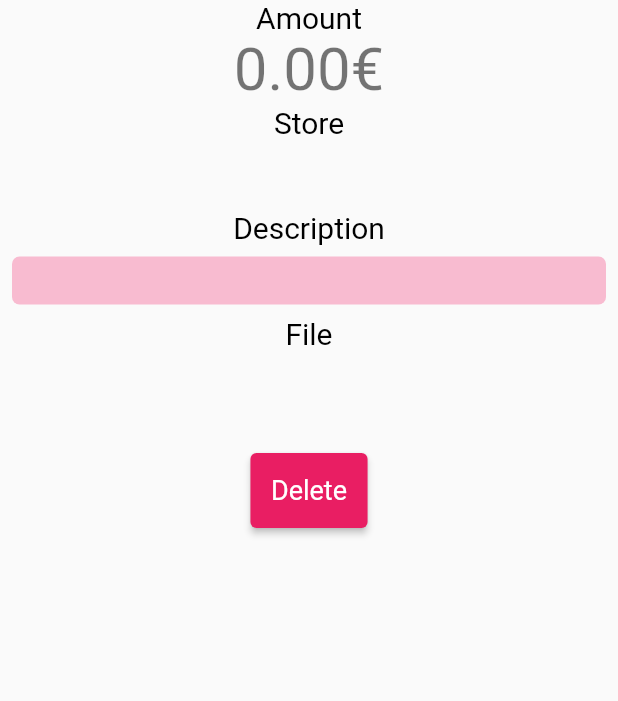
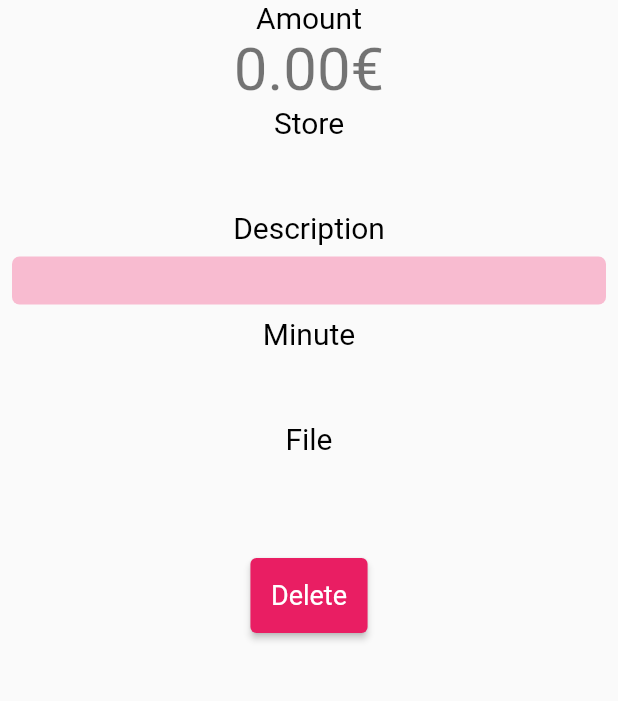
Before and after one commit to lepplaju/easymoney, a Flutter app: the ReceiptRoute screen opened directly with empty values, on a phone screen of 412 x 824 dp, the part 189-890 px from its top. Run offline on Flutter 3.47's test engine with Material 2 defaults, Android fonts, the phone set to English and light mode, and no system bars; our stand-ins replace after_layout, image_picker, package_info_plus, pdf, share_plus, sqflite; missing offline and left inert: pdf_render; accounts and stored records are empty; generated files the repository leaves out were written again.

Commit message:
Added minutes

```diff
--- a/assets/localization_source/universal.txt
+++ b/assets/localization_source/universal.txt
@@ -96,3 +96,12 @@ text_fi: "Tiedosto"
 description: "File text"
 type: "text"
 placeholders: "{}"
+
+// Minute
+
+name: "minute"
+text_en: "Minute"
+text_fi: "Pöytäkirja"
+description: "Minute text"
+type: "text"
+placeholders: "{}"
--- a/lib/features/invoices/application/provider_invoices.dart
+++ b/lib/features/invoices/application/provider_invoices.dart
@@ -56,7 +56,7 @@ class ProviderInvoices with ChangeNotifier {
     final date = DateTime.now();
     final dateOnly = '${date.day}.${date.month}.${date.year}';
     final receiptWidgets = <pw.Widget>[];
-
+    // TODO Add receipt minutes to invoice pdf
     int endSum = 0;
     for (var receiptMap in receiptAndFileList) {
       final Receipt receipt = receiptMap['receipt'];
@@ -72,10 +72,12 @@ class ProviderInvoices with ChangeNotifier {
                 mainAxisSize: pw.MainAxisSize.min,
                 crossAxisAlignment: pw.CrossAxisAlignment.start,
                 children: [
+                  // Receipt title
                   pw.Text(
                     '${receipt.dateOnly}, ${receipt.store}',
                     style: regularStyle,
                   ),
+                  // Receipt description
                   pw.SizedBox(
                     width: 400,
                     child: pw.Text(
@@ -83,6 +85,10 @@ class ProviderInvoices with ChangeNotifier {
                       softWrap: true,
                       style: thinStyle,
                     ),
+                  ),
+                  pw.Text(
+                    'Pöytäkirja: ${receipt.minute}',
+                    style: boldStyle.copyWith(fontSize: 10),
                   ),
                 ],
               ),
--- a/lib/features/receipts/application/provider_receipts.dart
+++ b/lib/features/receipts/application/provider_receipts.dart
@@ -30,13 +30,14 @@ class ProviderReceipts with ChangeNotifier {
   /// Adds a new Receipt
   ///
   /// Takes the [date] of the receipt, [store], optional [description],
-  /// [amount], a receipt [file] and a [profileId] for which the receipt
-  /// belongs to.
+  /// [amount], [minute] where the transaction was approved, a receipt [file]
+  /// and a [profileId] for which the receipt belongs to.
   Future<Receipt> addReceipt({
     required DateTime date,
     required String store,
     String description = '',
     required double amount,
+    required String minute,
     required XFile file,
     required int profileId,
   }) async {
@@ -52,6 +53,7 @@ class ProviderReceipts with ChangeNotifier {
       amount: (amount * 100).round(),
       store: store,
       description: description,
+      minute: minute,
       fileName: fileName,
       profileId: profileId,
     );
--- a/lib/features/receipts/domain/receipt.dart
+++ b/lib/features/receipts/domain/receipt.dart
@@ -9,12 +9,14 @@ class Receipt {
   String description;
   String fileName;
   int profileId;
+  String minute;
 
   /// Creates Receipt
   ///
   /// Takes unique [id], [date] of the receipt, [amount] of the receipt,
   /// [store] from which the receipt is from, [description] about
-  /// the receipt, [fileName] of the attached receipt file and the [profileId]
+  /// the receipt, [fileName] of the attached receipt file, [minute] where
+  /// the transaction was approved and the [profileId]
   /// of the profile which the receipt belongs to.
   Receipt({
     required this.id,
@@ -24,12 +26,13 @@ class Receipt {
     required this.description,
     required this.fileName,
     required this.profileId,
+    required this.minute,
   });
 
   /// Creates a receipt from map
   ///
   /// Takes a [map] containing fields: id, profileId, date, amount, store,
-  /// description and fileName
+  /// description, minute and fileName
   Receipt.fromMap(Map<String, dynamic> map)
       : id = map['id'],
         date = DateTime.parse(map['date']),
@@ -37,7 +40,8 @@ class Receipt {
         store = map['store'],
         description = map['description'],
         fileName = map['fileName'],
-        profileId = map['profileId'];
+        profileId = map['profileId'],
+        minute = map['minute'];
 
   /// Returns the date of the receipt as dd.mm.yyyy string
   String get dateOnly {
@@ -58,6 +62,7 @@ class Receipt {
       'store': store,
       'description': description,
       'fileName': fileName,
+      'minute': minute,
       'profileId': profileId,
     };
   }
@@ -71,6 +76,7 @@ class Receipt {
         'store: "$store", '
         'description: "$description", '
         'fileName: "$fileName", '
+        'minute: "$minute", '
         'profileId: "$profileId"'
         '}';
   }
--- a/lib/features/receipts/presentation/receipt_route.dart
+++ b/lib/features/receipts/presentation/receipt_route.dart
@@ -133,6 +133,8 @@ class _ReceiptRouteState extends State<ReceiptRoute> {
               _description(
                   title: locals.description,
                   content: widget.receipt.description),
+              // FIXME Localization
+              DataWidget(title: 'Minute', content: widget.receipt.minute),
               Text(
                 locals.file,
                 style: Theme.of(context).textTheme.displaySmall,
--- a/lib/utils/database.dart
+++ b/lib/utils/database.dart
@@ -35,6 +35,7 @@ void _onCreate(Database db, int version) async {
       store TEXT,
       description TEXT,
       fileName TEXT,
+      minute TEXT,
       profileId INT NOT NULL,
       FOREIGN KEY (profileId) REFERENCES profiles (id) ON DELETE CASCADE ON UPDATE CASCADE
     );
--- a/pubspec.yaml
+++ b/pubspec.yaml
@@ -16,7 +16,7 @@ publish_to: 'none' # Remove this line if you wish to publish to pub.dev
 # https://developer.apple.com/library/archive/documentation/General/Reference/InfoPlistKeyReference/Articles/CoreFoundationKeys.html
 # In Windows, build-name is used as the major, minor, and patch parts
 # of the product and file versions while build-number is used as the build suffix.
-version: 0.9.2
+version: 0.9.3
 
 environment:
   sdk: '>=3.0.0 <4.0.0'
```
Also changed, not shown: assets/localization_source/add_receipt_route.txt (+36 -0 lines), lib/features/receipts/presentation/add_receipt_route.dart (+46 -1 lines), lib/l10n/app_en.arb (+30 -0 lines), lib/l10n/app_fi.arb (+6 -1 lines).
